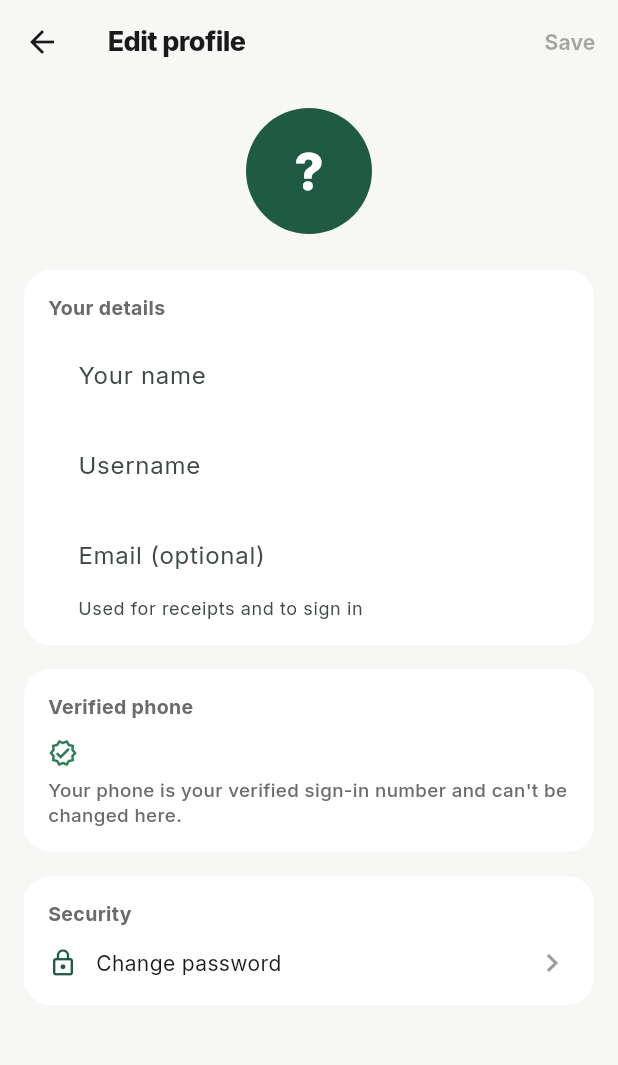
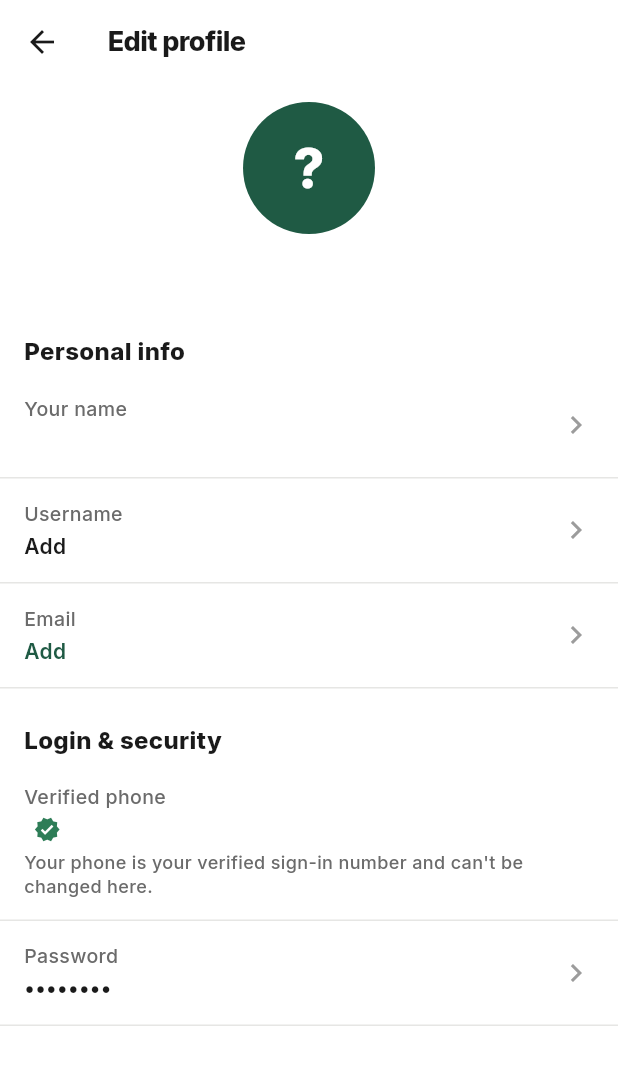
Before and after one commit to manueljalal/solar-panel-app, a Flutter app: the AccountScreen screen opened directly, after a tap on "Edit profile", on a phone screen of 412 x 824 dp. Shown: the top 1065 px of the screen. Run offline on Flutter 3.47's test engine with Material 3 defaults, Android fonts, the phone set to English and light mode, and no system bars; our stand-ins replace cached_network_image, cloud_firestore, cloud_functions, firebase_auth, firebase_core, flutter_map and 6 more; accounts and stored records are empty; network calls fail.

Commit message:
Edit profile: settings-list layout like Amazon / Facebook
Rows show each current value (name, username, email, verified phone,
password); tapping one opens a focused single-field page with the
explanation, one input and a Save button pinned to the bottom. Email can
be removed from its page.

Co-Authored-By: Claude Opus 5.5 <noreply@anthropic.com>

```diff
--- a/apps/mobile-storefront/lib/features/account/presentation/edit_profile_screen.dart
+++ b/apps/mobile-storefront/lib/features/account/presentation/edit_profile_screen.dart
@@ -12,10 +12,10 @@ import 'change_password_screen.dart';
 final _usernamePattern = RegExp(r'^[a-z0-9_]{3,20}$');
 final _emailPattern = RegExp(r'^[^\s@]+@[^\s@]+\.[^\s@]{2,}$');
 
-/// Edit name, username and email; phone is shown verified and read-only.
-/// Only changed fields are sent, and the server re-validates everything
-/// (username uniqueness is enforced there in a transaction). Pops `true`
-/// after a successful save.
+/// Profile settings laid out like Amazon's "Login & security" / Facebook's
+/// "Personal details": a list of rows showing each current value; tapping
+/// one opens a focused page for just that field. Pops `true` if anything
+/// was saved, so the Account tab refreshes.
 class EditProfileScreen extends StatefulWidget {
   const EditProfileScreen({super.key, required this.profile, ProfileRepository? repository}) : _repository = repository;
 
@@ -28,58 +28,283 @@ class EditProfileScreen extends StatefulWidget {
 
 class _EditProfileScreenState extends State<EditProfileScreen> {
   late final ProfileRepository _repo = widget._repository ?? ProfileRepository();
-  final _formKey = GlobalKey<FormState>();
-  // Owned by this State and disposed in dispose() — never while a widget
-  // that uses them is still on screen.
-  late final _name = TextEditingController(text: widget.profile.name);
-  late final _username = TextEditingController(text: widget.profile.username);
-  late final _email = TextEditingController(text: widget.profile.email);
+  late MyProfile _profile = widget.profile;
+  bool _changed = false;
+
+  Future<void> _edit({
+    required String title,
+    required String help,
+    required String initial,
+    required String? Function(String) validate,
+    required Future<void> Function(String) save,
+    required MyProfile Function(String) apply,
+    TextInputType keyboard = TextInputType.text,
+    String? prefix,
+    bool ltrField = false,
+    String? clearLabel,
+  }) async {
+    final value = await Navigator.of(context).push<String>(
+      MaterialPageRoute(
+        builder: (_) => _EditFieldScreen(
+          title: title,
+          help: help,
+          initial: initial,
+          validate: validate,
+          save: save,
+          keyboard: keyboard,
+          prefix: prefix,
+          ltrField: ltrField,
+          clearLabel: clearLabel,
+        ),
+      ),
+    );
+    if (value == null || !mounted) return;
+    setState(() {
+      _profile = apply(value);
+      _changed = true;
+    });
+  }
+
+  @override
+  Widget build(BuildContext context) {
+    final l10n = AppLocalizations.of(context);
+    final p = _profile;
+    final initial = p.name.trim().isEmpty ? '?' : p.name.trim().characters.first.toUpperCase();
+    MyProfile copy({String? name, String? username, String? email}) => MyProfile(
+          name: name ?? p.name,
+          username: username ?? p.username,
+          phone: p.phone,
+          email: email ?? p.email,
+        );
+
+    return PopScope(
+      canPop: false,
+      onPopInvokedWithResult: (didPop, _) {
+        if (!didPop) Navigator.of(context).pop(_changed);
+      },
+      child: Scaffold(
+        backgroundColor: AppColors.surface,
+        appBar: AppBar(
+          backgroundColor: AppColors.surface,
+          elevation: 0,
+          scrolledUnderElevation: 0,
+          title: Text(l10n.profileTitle, style: AppTypography.h1.copyWith(fontSize: 18)),
+        ),
+        body: ListView(
+          children: [
+            const SizedBox(height: AppSpacing.md),
+            Center(
+              child: Container(
+                width: 88,
+                height: 88,
+                alignment: Alignment.center,
+                decoration: const BoxDecoration(color: AppColors.primary, shape: BoxShape.circle),
+                child: Text(initial, style: const TextStyle(color: Colors.white, fontSize: 36, fontWeight: FontWeight.w800)),
+              ),
+            ),
+            const SizedBox(height: AppSpacing.md),
+            Center(child: Text(p.name, style: AppTypography.h1.copyWith(fontSize: 20))),
+            if (p.username.isNotEmpty) Center(child: Text('@${p.username}', style: AppTypography.bodyMuted)),
+            const SizedBox(height: AppSpacing.xl),
+            _Header(l10n.profilePersonalInfo),
+            _Row(
+              label: l10n.phoneOtpNameLabel,
+              value: p.name,
+              onTap: () => _edit(
+                title: l10n.phoneOtpNameLabel,
+                help: l10n.profileNameHelp,
+                initial: p.name,
+                validate: (v) => v.trim().isEmpty ? l10n.phoneOtpNameValidator : null,
+                save: (v) => _repo.update(name: v),
+                apply: (v) => copy(name: v),
+              ),
+            ),
+            _Row(
+              label: l10n.usernameLabel,
+              value: p.username.isEmpty ? l10n.profileAdd : '@${p.username}',
+              onTap: () => _edit(
+                title: l10n.usernameLabel,
+                help: l10n.profileUsernameHelp,
+                initial: p.username,
+                prefix: '@',
+                ltrField: true,
+                validate: (v) => _usernamePattern.hasMatch(v.trim().toLowerCase()) ? null : l10n.usernameValidator,
+                save: (v) => _repo.update(username: v.trim().toLowerCase()),
+                apply: (v) => copy(username: v.trim().toLowerCase()),
+              ),
+            ),
+            _Row(
+              label: l10n.emailLabel,
+              value: p.email.isEmpty ? l10n.profileAdd : p.email,
+              muted: p.email.isEmpty,
+              onTap: () => _edit(
+                title: l10n.emailLabel,
+                help: l10n.profileEmailHelp,
+                initial: p.email,
+                keyboard: TextInputType.emailAddress,
+                ltrField: true,
+                clearLabel: p.email.isEmpty ? null : l10n.profileRemoveEmail,
+                validate: (v) {
+                  final t = v.trim();
+                  return t.isEmpty || (_emailPattern.hasMatch(t) && t.length <= 254) ? null : l10n.emailInvalidError;
+                },
+                save: (v) => _repo.update(email: v.trim()),
+                apply: (v) => copy(email: v.trim()),
+              ),
+            ),
+            const SizedBox(height: AppSpacing.lg),
+            _Header(l10n.profileLoginSecurity),
+            _Row(
+              label: l10n.profilePhoneVerified,
+              value: ltr(p.phone),
+              trailing: const Icon(Icons.verified, size: 18, color: AppColors.success),
+              footnote: l10n.profilePhoneNote,
+            ),
+            _Row(
+              label: l10n.passwordLabel,
+              value: '••••••••',
+              onTap: () => Navigator.of(context).push(
+                MaterialPageRoute(builder: (_) => ChangePasswordScreen(repository: _repo)),
+              ),
+            ),
+            const SizedBox(height: AppSpacing.xl),
+          ],
+        ),
+      ),
+    );
+  }
+}
+
+class _Header extends StatelessWidget {
+  const _Header(this.text);
+
+  final String text;
+
+  @override
+  Widget build(BuildContext context) => Padding(
+        padding: const EdgeInsets.fromLTRB(AppSpacing.lg, AppSpacing.sm, AppSpacing.lg, AppSpacing.xs),
+        child: Text(text, style: AppTypography.sectionTitle.copyWith(fontSize: 16)),
+      );
+}
+
+/// One setting: label on top, current value below, chevron if editable.
+class _Row extends StatelessWidget {
+  const _Row({required this.label, required this.value, this.onTap, this.trailing, this.footnote, this.muted = false});
+
+  final String label;
+  final String value;
+  final VoidCallback? onTap;
+  final Widget? trailing;
+  final String? footnote;
+  final bool muted;
+
+  @override
+  Widget build(BuildContext context) {
+    return InkWell(
+      onTap: onTap,
+      child: Container(
+        padding: const EdgeInsets.symmetric(horizontal: AppSpacing.lg, vertical: 14),
+        decoration: const BoxDecoration(border: Border(bottom: BorderSide(color: AppColors.line))),
+        child: Row(
+          children: [
+            Expanded(
+              child: Column(
+                crossAxisAlignment: CrossAxisAlignment.start,
+                children: [
+                  Text(label, style: AppTypography.bodyMuted.copyWith(fontSize: 13)),
+                  const SizedBox(height: 3),
+                  Row(
+                    children: [
+                      Flexible(
+                        child: Text(
+                          value,
+                          maxLines: 1,
+                          overflow: TextOverflow.ellipsis,
+                          style: AppTypography.body.copyWith(
+                            fontWeight: FontWeight.w600,
+                            color: muted ? AppColors.primary : AppColors.ink900,
+                          ),
+                        ),
+                      ),
+                      if (trailing != null) ...[const SizedBox(width: 6), trailing!],
+                    ],
+                  ),
+                  if (footnote != null) ...[
+                    const SizedBox(height: 4),
+                    Text(footnote!, style: AppTypography.bodyMuted.copyWith(fontSize: 12)),
+                  ],
+                ],
+              ),
+            ),
+            if (onTap != null) const Icon(Icons.chevron_right, color: AppColors.ink400),
+          ],
+        ),
+      ),
+    );
+  }
+}
+
+/// Focused single-field editor: one input, a short explanation, and a Save
+/// button pinned to the bottom. Pops with the saved value.
+class _EditFieldScreen extends StatefulWidget {
+  const _EditFieldScreen({
+    required this.title,
+    required this.help,
+    required this.initial,
+    required this.validate,
+    required this.save,
+    required this.keyboard,
+    this.prefix,
+    this.ltrField = false,
+    this.clearLabel,
+  });
+
+  final String title;
+  final String help;
+  final String initial;
+  final String? Function(String) validate;
+  final Future<void> Function(String) save;
+  final TextInputType keyboard;
+  final String? prefix;
+  final bool ltrField;
+  final String? clearLabel;
+
+  @override
+  State<_EditFieldScreen> createState() => _EditFieldScreenState();
+}
+
+class _EditFieldScreenState extends State<_EditFieldScreen> {
+  late final _controller = TextEditingController(text: widget.initial);
   bool _saving = false;
   String? _error;
 
   @override
   void initState() {
     super.initState();
-    for (final c in [_name, _username, _email]) {
-      c.addListener(() => setState(() {}));
-    }
+    _controller.addListener(() => setState(() {}));
   }
 
   @override
   void dispose() {
-    _name.dispose();
-    _username.dispose();
-    _email.dispose();
+    _controller.dispose();
     super.dispose();
   }
 
-  String? _changed(TextEditingController c, String original) {
-    final v = c.text.trim();
-    return v == original ? null : v;
-  }
+  bool get _dirty => _controller.text.trim() != widget.initial.trim();
 
-  bool get _dirty =>
-      _changed(_name, widget.profile.name) != null ||
-      _changed(_username, widget.profile.username) != null ||
-      _changed(_email, widget.profile.email) != null;
-
-  Future<void> _save() async {
+  Future<void> _submit(String value) async {
     final l10n = AppLocalizations.of(context);
-    if (!_formKey.currentState!.validate()) return;
-    FocusScope.of(context).unfocus();
+    final problem = widget.validate(value);
+    if (problem != null) return setState(() => _error = problem);
     setState(() {
       _saving = true;
       _error = null;
     });
     try {
-      await _repo.update(
-        name: _changed(_name, widget.profile.name),
-        username: _changed(_username, widget.profile.username)?.toLowerCase(),
-        email: _changed(_email, widget.profile.email),
-      );
+      await widget.save(value);
       if (!mounted) return;
       ScaffoldMessenger.of(context).showSnackBar(SnackBar(content: Text(l10n.profileSaved)));
-      Navigator.of(context).pop(true);
+      Navigator.of(context).pop(value);
     } on FirebaseFunctionsException catch (e) {
       if (!mounted) return;
       setState(() {
@@ -98,134 +323,72 @@ class _EditProfileScreenState extends State<EditProfileScreen> {
   @override
   Widget build(BuildContext context) {
     final l10n = AppLocalizations.of(context);
-    final initial = _name.text.trim().isEmpty ? '?' : _name.text.trim().characters.first.toUpperCase();
     return Scaffold(
-      backgroundColor: AppColors.surfaceSunken,
+      backgroundColor: AppColors.surface,
       appBar: AppBar(
-        backgroundColor: AppColors.surfaceSunken,
+        backgroundColor: AppColors.surface,
         elevation: 0,
         scrolledUnderElevation: 0,
-        title: Text(l10n.profileTitle, style: AppTypography.h1.copyWith(fontSize: 18)),
-        actions: [
-          TextButton(
-            onPressed: _saving || !_dirty ? null : _save,
-            child: _saving
-                ? const SizedBox(width: 18, height: 18, child: CircularProgressIndicator(strokeWidth: 2))
-                : Text(l10n.accountSave, style: const TextStyle(fontWeight: FontWeight.w700)),
-          ),
-        ],
+        title: Text(widget.title, style: AppTypography.h1.copyWith(fontSize: 18)),
       ),
-      body: Form(
-        key: _formKey,
-        child: ListView(
+      body: SafeArea(
+        child: Padding(
           padding: const EdgeInsets.all(AppSpacing.lg),
-          children: [
-            Center(
-              child: Container(
-                width: 84,
-                height: 84,
-                alignment: Alignment.center,
-                decoration: const BoxDecoration(color: AppColors.primary, shape: BoxShape.circle),
-                child: Text(initial, style: const TextStyle(color: Colors.white, fontSize: 34, fontWeight: FontWeight.w800)),
+          child: Column(
+            crossAxisAlignment: CrossAxisAlignment.start,
+            children: [
+              Text(widget.help, style: AppTypography.bodyMuted),
+              const SizedBox(height: AppSpacing.lg),
+              TextField(
+                controller: _controller,
+                autofocus: true,
+                autocorrect: false,
+                keyboardType: widget.keyboard,
+                textDirection: widget.ltrField ? TextDirection.ltr : null,
+                textInputAction: TextInputAction.done,
+                onSubmitted: (v) {
+                  if (_dirty && !_saving) _submit(v);
+                },
+                decoration: InputDecoration(
+                  prefixText: widget.prefix,
+                  errorText: _error,
+                  errorMaxLines: 3,
+                  suffixIcon: _controller.text.isEmpty
+                      ? null
+                      : IconButton(icon: const Icon(Icons.close, size: 18), onPressed: _controller.clear),
+                ),
               ),
-            ),
-            const SizedBox(height: AppSpacing.xl),
-            _Card(
-              title: l10n.profileDetails,
-              children: [
-                TextFormField(
-                  controller: _name,
-                  textCapitalization: TextCapitalization.words,
-                  maxLength: 80,
-                  decoration: InputDecoration(labelText: l10n.phoneOtpNameLabel, counterText: ''),
-                  validator: (v) => (v == null || v.trim().isEmpty) ? l10n.phoneOtpNameValidator : null,
-                ),
-                const SizedBox(height: AppSpacing.md),
-                TextFormField(
-                  controller: _username,
-                  autocorrect: false,
-                  textDirection: TextDirection.ltr,
-                  decoration: InputDecoration(labelText: l10n.usernameLabel, prefixText: '@'),
-                  validator: (v) => _usernamePattern.hasMatch((v ?? '').trim().toLowerCase()) ? null : l10n.usernameValidator,
-                ),
-                const SizedBox(height: AppSpacing.md),
-                TextFormField(
-                  controller: _email,
-                  autocorrect: false,
-                  keyboardType: TextInputType.emailAddress,
-                  textDirection: TextDirection.ltr,
-                  decoration: InputDecoration(labelText: l10n.profileEmailOptional, helperText: l10n.profileEmailHint),
-                  validator: (v) {
-                    final t = (v ?? '').trim();
-                    return t.isEmpty || (_emailPattern.hasMatch(t) && t.length <= 254) ? null : l10n.emailInvalidError;
-                  },
+              if (widget.clearLabel != null) ...[
+                const SizedBox(height: AppSpacing.sm),
+                TextButton(
+                  onPressed: _saving ? null : () => _submit(''),
+                  style: TextButton.styleFrom(foregroundColor: AppColors.warning, padding: EdgeInsets.zero),
+                  child: Text(widget.clearLabel!),
                 ),
               ],
-            ),
-            const SizedBox(height: AppSpacing.lg),
-            _Card(
-              title: l10n.profilePhoneVerified,
-              children: [
-                Row(
-                  children: [
-                    const Icon(Icons.verified_outlined, color: AppColors.success, size: 20),
-                    const SizedBox(width: AppSpacing.sm),
-                    Text(ltr(widget.profile.phone), style: AppTypography.body.copyWith(fontWeight: FontWeight.w600)),
-                  ],
+              const Spacer(),
+              SizedBox(
+                width: double.infinity,
+                child: ElevatedButton(
+                  onPressed: _saving || !_dirty ? null : () => _submit(_controller.text),
+                  style: ElevatedButton.styleFrom(
+                    backgroundColor: AppColors.primary,
+                    foregroundColor: Colors.white,
+                    disabledBackgroundColor: AppColors.primary.withValues(alpha: 0.35),
+                    disabledForegroundColor: Colors.white,
+                    elevation: 0,
+                    padding: const EdgeInsets.symmetric(vertical: 15),
+                    shape: RoundedRectangleBorder(borderRadius: BorderRadius.circular(AppRadii.chip)),
+                  ),
+                  child: _saving
+                      ? const SizedBox(width: 18, height: 18, child: CircularProgressIndicator(strokeWidth: 2, color: Colors.white))
+                      : Text(l10n.accountSave, style: const TextStyle(fontWeight: FontWeight.w700, fontSize: 15)),
                 ),
-                const SizedBox(height: 6),
-                Text(l10n.profilePhoneNote, style: AppTypography.bodyMuted.copyWith(fontSize: 12.5)),
-              ],
-            ),
-            const SizedBox(height: AppSpacing.lg),
-            _Card(
-              title: l10n.profileSecurity,
-              children: [
-                InkWell(
-                  onTap: () => Navigator.of(context).push(
-                    MaterialPageRoute(builder: (_) => ChangePasswordScreen(repository: _repo)),
-                  ),
-                  child: Row(
-                    children: [
-                      const Icon(Icons.lock_outline, color: AppColors.primary, size: 20),
-                      const SizedBox(width: AppSpacing.md),
-                      Expanded(child: Text(l10n.profileChangePassword, style: AppTypography.body)),
-                      const Icon(Icons.chevron_right, color: AppColors.ink400),
-                    ],
-                  ),
-                ),
-              ],
-            ),
-            if (_error != null) ...[
-              const SizedBox(height: AppSpacing.lg),
-              Text(_error!, style: const TextStyle(color: AppColors.warning, fontSize: 13)),
+              ),
             ],
-          ],
+          ),
         ),
       ),
     );
   }
 }
-
-class _Card extends StatelessWidget {
-  const _Card({required this.title, required this.children});
-
-  final String title;
-  final List<Widget> children;
-
-  @override
-  Widget build(BuildContext context) {
-    return Container(
-      padding: const EdgeInsets.all(AppSpacing.lg),
-      decoration: BoxDecoration(color: AppColors.surface, borderRadius: BorderRadius.circular(18)),
-      child: Column(
-        crossAxisAlignment: CrossAxisAlignment.start,
-        children: [
-          Text(title, style: AppTypography.bodyMuted.copyWith(fontWeight: FontWeight.w700, fontSize: 13)),
-          const SizedBox(height: AppSpacing.md),
-          ...children,
-        ],
-      ),
-    );
-  }
-}
--- a/apps/mobile-storefront/lib/l10n/app_en.arb
+++ b/apps/mobile-storefront/lib/l10n/app_en.arb
@@ -618,5 +618,12 @@
   "passwordMismatch": "Passwords don't match.",
   "passwordRequired": "Enter your current password.",
   "passwordChanged": "Password changed.",
-  "passwordChangeFailed": "Couldn't change your password. Try again."
+  "passwordChangeFailed": "Couldn't change your password. Try again.",
+  "profilePersonalInfo": "Personal info",
+  "profileLoginSecurity": "Login & security",
+  "profileAdd": "Add",
+  "profileNameHelp": "This is how sellers and our team will address you.",
+  "profileUsernameHelp": "You can sign in with your username. 3–20 lowercase letters, numbers or underscores.",
+  "profileEmailHelp": "Optional. Used for receipts, and you can sign in with it.",
+  "profileRemoveEmail": "Remove email"
 }
--- a/apps/mobile-storefront/lib/l10n/app_localizations.dart
+++ b/apps/mobile-storefront/lib/l10n/app_localizations.dart
@@ -2619,6 +2619,48 @@ abstract class AppLocalizations {
   /// In en, this message translates to:
   /// **'Couldn\'t change your password. Try again.'**
   String get passwordChangeFailed;
+
+  /// No description provided for @profilePersonalInfo.
+  ///
+  /// In en, this message translates to:
+  /// **'Personal info'**
+  String get profilePersonalInfo;
+
+  /// No description provided for @profileLoginSecurity.
+  ///
+  /// In en, this message translates to:
+  /// **'Login & security'**
+  String get profileLoginSecurity;
+
+  /// No description provided for @profileAdd.
+  ///
+  /// In en, this message translates to:
+  /// **'Add'**
+  String get profileAdd;
+
+  /// No description provided for @profileNameHelp.
+  ///
+  /// In en, this message translates to:
+  /// **'This is how sellers and our team will address you.'**
+  String get profileNameHelp;
+
+  /// No description provided for @profileUsernameHelp.
+  ///
+  /// In en, this message translates to:
+  /// **'You can sign in with your username. 3–20 lowercase letters, numbers or underscores.'**
+  String get profileUsernameHelp;
+
+  /// No description provided for @profileEmailHelp.
+  ///
+  /// In en, this message translates to:
+  /// **'Optional. Used for receipts, and you can sign in with it.'**
+  String get profileEmailHelp;
+
+  /// No description provided for @profileRemoveEmail.
+  ///
+  /// In en, this message translates to:
+  /// **'Remove email'**
+  String get profileRemoveEmail;
 }
 
 class _AppLocalizationsDelegate
```
Also changed, not shown: apps/mobile-storefront/lib/l10n/app_ar.arb (+8 -1 lines), apps/mobile-storefront/lib/l10n/app_ckb.arb (+8 -1 lines), apps/mobile-storefront/lib/l10n/app_localizations_ar.dart (+23 -0 lines), apps/mobile-storefront/lib/l10n/app_localizations_ckb.dart (+23 -0 lines), apps/mobile-storefront/lib/l10n/app_localizations_en.dart (+24 -0 lines).
